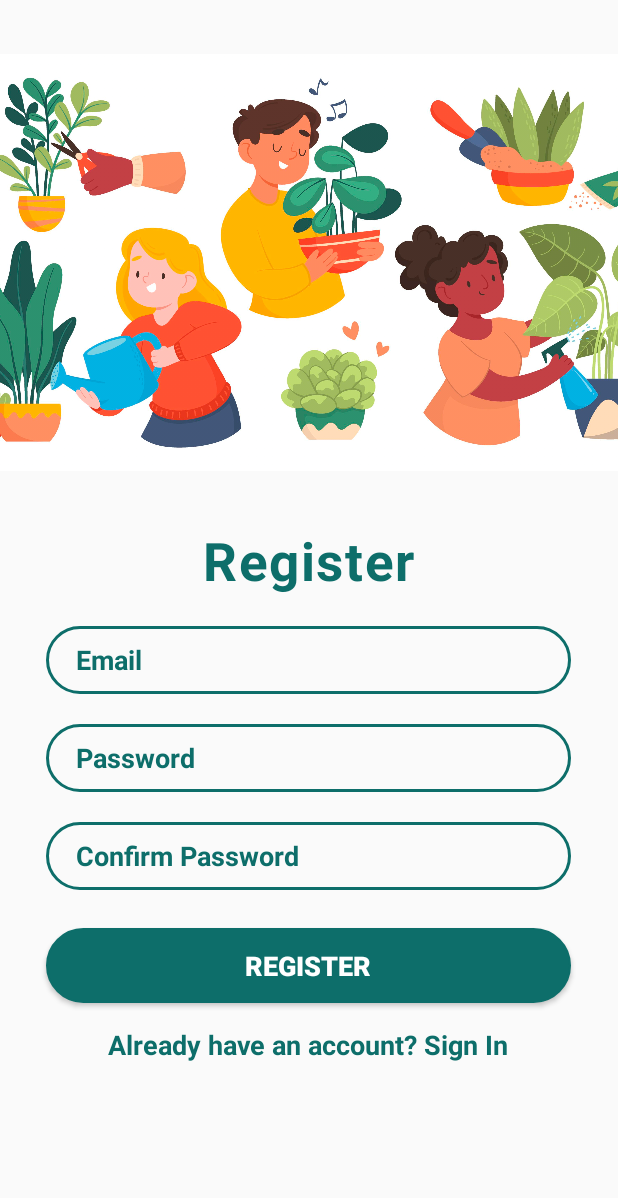
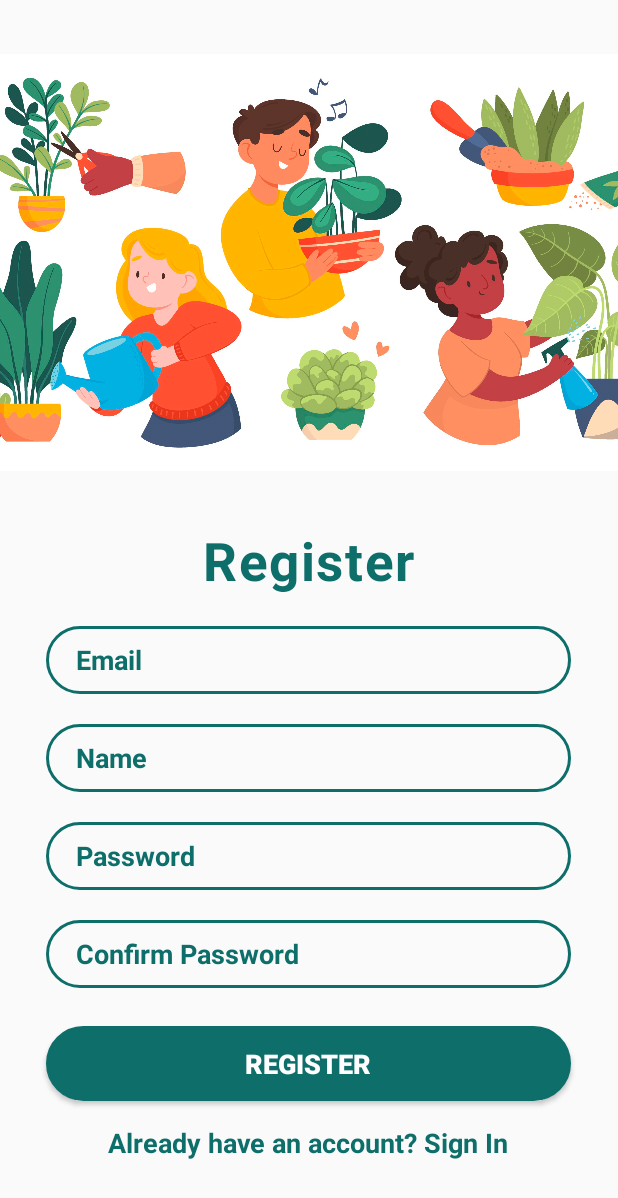
Before and after one commit to PSock7/Master-Project, an Android app built with Jetpack Compose: the RegistrationActivity screen opened directly, with no data from a screen before it, on a phone screen of 412 x 824 dp. Shown: the top 1198 px of the screen. Run offline under Robolectric (Android 15) with nearby library versions, the phone set to English and light mode, and no system bars; Roboto replaces fonts that are not available here.

Commit message:
add input name

```diff
--- a/Masterapp/app/src/main/res/layout/activity_registration.xml
+++ b/Masterapp/app/src/main/res/layout/activity_registration.xml
@@ -32,6 +32,17 @@
             android:layout_height="45dp"
             android:background="@drawable/forget"
             android:text="Email"
+            android:textColor="#0d6e6a"
+            android:textStyle="bold"
+            android:textSize="18dp"
+            android:layout_marginTop="20dp"
+            android:paddingLeft="20dp"/>
+
+        <EditText
+            android:layout_width="350dp"
+            android:layout_height="45dp"
+            android:background="@drawable/forget"
+            android:text="Name"
             android:textColor="#0d6e6a"
             android:textStyle="bold"
             android:textSize="18dp"
```
